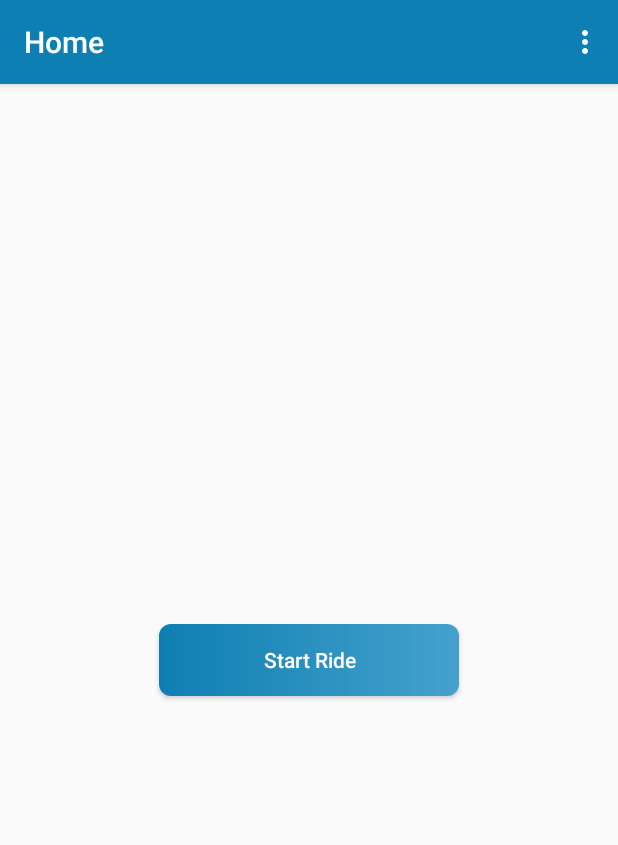
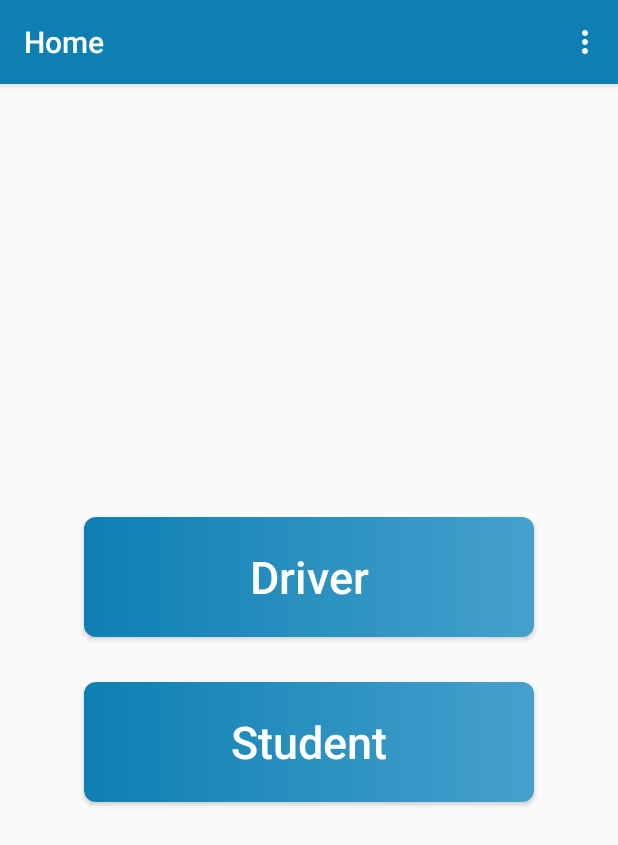
Before and after one commit to ravioad/Tracking-App-Driver, an Android app: the screen it shows after launch once a user with an empty profile is signed in (MainActivity), on a phone screen of 412 x 824 dp. Shown: the top 845 px of the screen. Run offline under Robolectric (Android 15) with nearby library versions, the phone set to English and light mode, and no system bars; our stand-ins replace Firebase (no records; nobody signed in at launch, a user with empty details on screens opened directly).

```diff
--- a/app/src/main/java/com/example/trackinapp/UserLocation.java
+++ b/app/src/main/java/com/example/trackinapp/UserLocation.java
@@ -9,4 +9,7 @@ public class UserLocation {
         this.latitude = latitude;
         this.longitude = longitude;
     }
+
+    public UserLocation() {
+    }
 }
--- a/app/src/main/java/com/example/trackinapp/activities/MainActivity.java
+++ b/app/src/main/java/com/example/trackinapp/activities/MainActivity.java
@@ -1,81 +1,47 @@
 package com.example.trackinapp.activities;
 
-import android.Manifest;
 import android.content.Intent;
-import android.location.Location;
 import android.os.Bundle;
-import android.os.Handler;
-import android.util.Log;
 import android.view.Menu;
 import android.view.MenuInflater;
 import android.view.MenuItem;
 import android.view.View;
-import android.widget.Toast;
+import android.widget.Button;
 
 import androidx.annotation.NonNull;
 import androidx.appcompat.app.AppCompatActivity;
 
 import com.example.trackinapp.R;
-import com.example.trackinapp.UserLocation;
-import com.google.android.gms.tasks.OnFailureListener;
-import com.google.android.gms.tasks.OnSuccessListener;
 import com.google.firebase.auth.FirebaseAuth;
-import com.google.firebase.database.FirebaseDatabase;
-
-import io.nlopez.smartlocation.OnLocationUpdatedListener;
-import io.nlopez.smartlocation.SmartLocation;
-import pub.devrel.easypermissions.EasyPermissions;
 
 public class MainActivity extends AppCompatActivity {
 
     private FirebaseAuth firebaseAuth;
-
-    int RC_CAMERA_AND_LOCATION = 11;
-    Handler handler = new Handler();
-    Runnable locationRunnable = new Runnable() {
-        @Override
-        public void run() {
-            SmartLocation.with(MainActivity.this).location().start(locationUpdatedListener);
-        }
-    };
-    OnLocationUpdatedListener locationUpdatedListener = new OnLocationUpdatedListener() {
-        @Override
-        public void onLocationUpdated(Location location) {
-            double lat = location.getLatitude();
-            double lng = location.getLongitude();
-            UserLocation loc = new UserLocation(lat, lng);
-            mDatabase.getReference("userLocations").child("userId").setValue(loc).addOnSuccessListener(new OnSuccessListener<Void>() {
-                @Override
-                public void onSuccess(Void aVoid) {
-                    Log.e("LocationAddedDebug: ", "True");
-                }
-            }).addOnFailureListener(new OnFailureListener() {
-                @Override
-                public void onFailure(@NonNull Exception e) {
-                    Log.e("LocationAddedDebug: ", "false");
-                    Log.e("LocationAddedDebug: ", e.getMessage());
-                }
-            });
-            Log.e("locationDebug: ", "latitude: " + (lat) + "  longitude: " + lng);
-            handler.postDelayed(locationRunnable, 3000);
-        }
-    };
-
-    FirebaseDatabase mDatabase;
-
+    private Button driver, student;
     @Override
     protected void onCreate(Bundle savedInstanceState) {
         super.onCreate(savedInstanceState);
         setContentView(R.layout.activity_main);
         firebaseAuth = FirebaseAuth.getInstance();
-        mDatabase = FirebaseDatabase.getInstance();
+        driver = findViewById(R.id.driver);
+        student = findViewById(R.id.student);
+
+        driver.setOnClickListener(new View.OnClickListener() {
+            @Override
+            public void onClick(View v) {
+                startActivity(new Intent(MainActivity.this, DriverActivity.class));
+            }
+        });
+
+        student.setOnClickListener(new View.OnClickListener() {
+            @Override
+            public void onClick(View v) {
+                startActivity(new Intent(MainActivity.this, MapsFragment.class));
+
+            }
+        });
     }
 
-    @Override
-    protected void onStop() {
-        SmartLocation.with(this).location().stop();
-        super.onStop();
-    }
 
     @Override
     public boolean onCreateOptionsMenu(Menu menu) {
@@ -102,17 +68,5 @@ public class MainActivity extends AppCompatActivity {
         finish();
     }
 
-    public void getLocation(View view) {
-        Toast.makeText(this, "button", Toast.LENGTH_SHORT).show();
-        String[] perms = {Manifest.permission.ACCESS_COARSE_LOCATION, Manifest.permission.ACCESS_FINE_LOCATION};
-        if (EasyPermissions.hasPermissions(this, perms)) {
-            // Already have permission, do the thing
-            // ...
-            SmartLocation.with(this).location().start(locationUpdatedListener);
-        } else {
-            // Do not have permissions, request them now
-            EasyPermissions.requestPermissions(this, getString(R.string.camera_and_location_rationale),
-                    RC_CAMERA_AND_LOCATION, perms);
-        }
-    }
+
 }
--- a/app/src/main/res/layout/activity_login.xml
+++ b/app/src/main/res/layout/activity_login.xml
@@ -32,7 +32,7 @@
         android:layout_marginBottom="15dp"
         android:hint="Username"
         android:inputType="textEmailAddress"
-        android:text="" />
+        android:text="rv@gmail.com" />
 
     <EditText
         android:id="@+id/password"
@@ -43,7 +43,8 @@
         android:layout_marginStart="30dp"
         android:layout_marginEnd="20dp"
         android:layout_marginBottom="45dp"
-        android:inputType="textPassword" />
+        android:inputType="textPassword"
+        android:text="123456789"/>
 
     <Button
         android:id="@+id/login"
--- a/app/src/main/res/layout/activity_main.xml
+++ b/app/src/main/res/layout/activity_main.xml
@@ -1,22 +1,37 @@
 <?xml version="1.0" encoding="utf-8"?>
-<RelativeLayout xmlns:android="http://schemas.android.com/apk/res/android"
+<LinearLayout xmlns:android="http://schemas.android.com/apk/res/android"
     xmlns:app="http://schemas.android.com/apk/res-auto"
     xmlns:tools="http://schemas.android.com/tools"
     android:layout_width="match_parent"
+    android:orientation="vertical"
+    android:layout_gravity="center"
+    android:gravity="center"
     android:layout_height="match_parent"
     tools:context=".activities.MainActivity">
 
     <Button
-        android:id="@+id/button"
-        android:layout_width="wrap_content"
-        android:layout_height="wrap_content"
-        android:minWidth="200dp"
+        android:id="@+id/driver"
+        android:layout_width="300dp"
+        android:layout_height="80dp"
         android:layout_centerInParent="true"
         android:background="@drawable/button_style"
-        android:onClick="getLocation"
         android:padding="10dp"
-        android:text="Start Ride"
+        android:textSize="30sp"
+        android:layout_marginBottom="30dp"
+        android:text="Driver"
+        android:textAllCaps="false"
+        android:textColor="@android:color/white" />
+      <Button
+        android:id="@+id/student"
+        android:layout_width="300dp"
+        android:layout_height="80dp"
+        android:layout_centerInParent="true"
+        android:background="@drawable/button_style"
+        android:padding="10dp"
+        android:textSize="30sp"
+        android:text="Student"
         android:textAllCaps="false"
         android:textColor="@android:color/white" />
 
-</RelativeLayout>
+
+</LinearLayout>
```
Also changed, not shown: app/src/debug/res/values/google_maps_api.xml (added, +24 -0 lines), app/src/main/AndroidManifest.xml (+29 -5 lines), app/src/main/java/com/example/trackinapp/activities/DriverActivity.java (added, +118 -0 lines), app/src/main/java/com/example/trackinapp/activities/MapsFragment.java (added, +69 -0 lines), app/src/main/res/layout/activity_driver.xml (added, +20 -0 lines), app/src/main/res/layout/activity_home.xml (deleted, +0 -9 lines), app/src/main/res/layout/fragment_maps.xml (added, +8 -0 lines), 1 other file.
